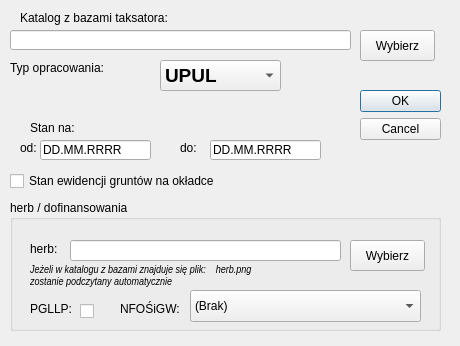
Above: skrypty/ui/ui_okladki_dialog.ui from Marcus-LAS-R/LASR before the change. Below: the same form after it.
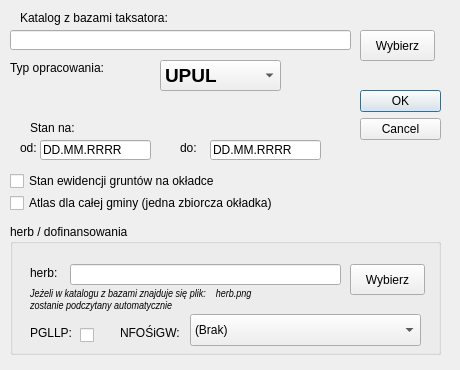
That is the form after the change.

Commit message: Kontrola PNSW w Sprawdz ciecie + Uzupelnij uszkodzenia + ARODES_INT_NUM w kontrolach slownikowych + atlas dla gminy

```diff
--- a/skrypty/ui/ui_okladki_dialog.ui
+++ b/skrypty/ui/ui_okladki_dialog.ui
@@ -7,19 +7,19 @@
     <x>0</x>
     <y>0</y>
     <width>460</width>
-    <height>346</height>
+    <height>370</height>
    </rect>
   </property>
   <property name="minimumSize">
    <size>
     <width>460</width>
-    <height>346</height>
+    <height>370</height>
    </size>
   </property>
   <property name="maximumSize">
    <size>
     <width>460</width>
-    <height>346</height>
+    <height>370</height>
    </size>
   </property>
   <property name="windowTitle">
@@ -240,11 +240,32 @@
     <bool>false</bool>
    </property>
   </widget>
+  <widget class="QCheckBox" name="checkBox_gmina">
+   <property name="geometry">
+    <rect>
+     <x>10</x>
+     <y>192</y>
+     <width>340</width>
+     <height>22</height>
+    </rect>
+   </property>
+   <property name="font">
+    <font>
+     <family>Arial</family>
+    </font>
+   </property>
+   <property name="text">
+    <string>Atlas dla całej gminy (jedna zbiorcza okładka)</string>
+   </property>
+   <property name="checked">
+    <bool>false</bool>
+   </property>
+  </widget>
   <widget class="QGroupBox" name="groupBox_2">
    <property name="geometry">
     <rect>
      <x>10</x>
-     <y>200</y>
+     <y>224</y>
      <width>431</width>
      <height>131</height>
     </rect>
```
The commit also changes 8 other files.
